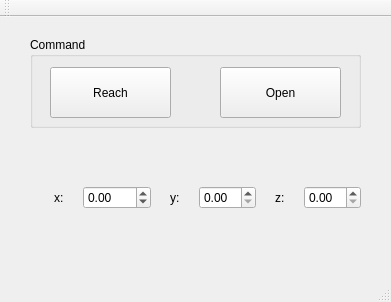
The window that qt_ui/huskypanda.ui (Gyuhub/rqt_dyros) describes before a commit, drawn with Qt 5.
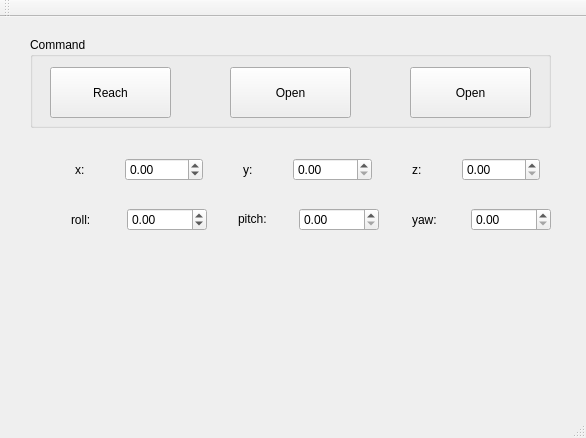
The same window after the commit.

```diff
--- a/qt_ui/huskypanda.ui
+++ b/qt_ui/huskypanda.ui
@@ -6,8 +6,8 @@
    <rect>
     <x>0</x>
     <y>0</y>
-    <width>391</width>
-    <height>302</height>
+    <width>586</width>
+    <height>438</height>
    </rect>
   </property>
   <property name="windowTitle">
@@ -19,10 +19,16 @@
      <rect>
       <x>30</x>
       <y>20</y>
-      <width>331</width>
+      <width>521</width>
       <height>91</height>
      </rect>
     </property>
+    <property name="sizePolicy">
+     <sizepolicy hsizetype="Maximum" vsizetype="Expanding">
+      <horstretch>0</horstretch>
+      <verstretch>0</verstretch>
+     </sizepolicy>
+    </property>
     <property name="title">
      <string>Command</string>
     </property>
@@ -42,7 +48,20 @@
     <widget class="QPushButton" name="pushButton_2">
      <property name="geometry">
       <rect>
-       <x>190</x>
+       <x>380</x>
+       <y>30</y>
+       <width>121</width>
+       <height>51</height>
+      </rect>
+     </property>
+     <property name="text">
+      <string>Open</string>
+     </property>
+    </widget>
+    <widget class="QPushButton" name="stopPushButton">
+     <property name="geometry">
+      <rect>
+       <x>200</x>
        <y>30</y>
        <width>121</width>
        <height>51</height>
@@ -57,17 +76,17 @@
     <property name="geometry">
      <rect>
       <x>30</x>
-      <y>140</y>
-      <width>331</width>
-      <height>81</height>
+      <y>130</y>
+      <width>521</width>
+      <height>51</height>
      </rect>
     </property>
     <layout class="QHBoxLayout" name="horizontalLayout">
      <property name="spacing">
       <number>6</number>
      </property>
-     <property name="rightMargin">
-      <number>0</number>
+     <property name="sizeConstraint">
+      <enum>QLayout::SetMaximumSize</enum>
      </property>
      <item alignment="Qt::AlignHCenter">
       <widget class="QLabel" name="label_3">
@@ -105,7 +124,66 @@
       </widget>
      </item>
      <item>
-      <widget class="QDoubleSpinBox" name="doubleSpinBox"/>
+      <widget class="QDoubleSpinBox" name="zDoubleSpinBox"/>
+     </item>
+    </layout>
+   </widget>
+   <widget class="QWidget" name="horizontalLayoutWidget_2">
+    <property name="geometry">
+     <rect>
+      <x>30</x>
+      <y>180</y>
+      <width>521</width>
+      <height>51</height>
+     </rect>
+    </property>
+    <layout class="QHBoxLayout" name="horizontalLayout_3">
+     <property name="spacing">
+      <number>6</number>
+     </property>
+     <property name="sizeConstraint">
+      <enum>QLayout::SetMaximumSize</enum>
+     </property>
+     <property name="rightMargin">
+      <number>0</number>
+     </property>
+     <item alignment="Qt::AlignHCenter">
+      <widget class="QLabel" name="rollLabel">
+       <property name="text">
+        <string>roll:</string>
+       </property>
+      </widget>
+     </item>
+     <item>
+      <widget class="QDoubleSpinBox" name="rollDoubleSpinBox">
+       <property name="minimum">
+        <double>-100.000000000000000</double>
+       </property>
+      </widget>
+     </item>
+     <item alignment="Qt::AlignHCenter|Qt::AlignVCenter">
+      <widget class="QLabel" name="pitchLabel">
+       <property name="text">
+        <string>pitch:</string>
+       </property>
+      </widget>
+     </item>
+     <item>
+      <widget class="QDoubleSpinBox" name="pitchDoubleSpinBox">
+       <property name="minimum">
+        <double>0.000000000000000</double>
+       </property>
+      </widget>
+     </item>
+     <item alignment="Qt::AlignHCenter">
+      <widget class="QLabel" name="yawLabel">
+       <property name="text">
+        <string>yaw:</string>
+       </property>
+      </widget>
+     </item>
+     <item>
+      <widget class="QDoubleSpinBox" name="yawDoubleSpinBox"/>
      </item>
     </layout>
    </widget>
```
Left out of the diff: 16 changed lines with no effect on the pictures.
